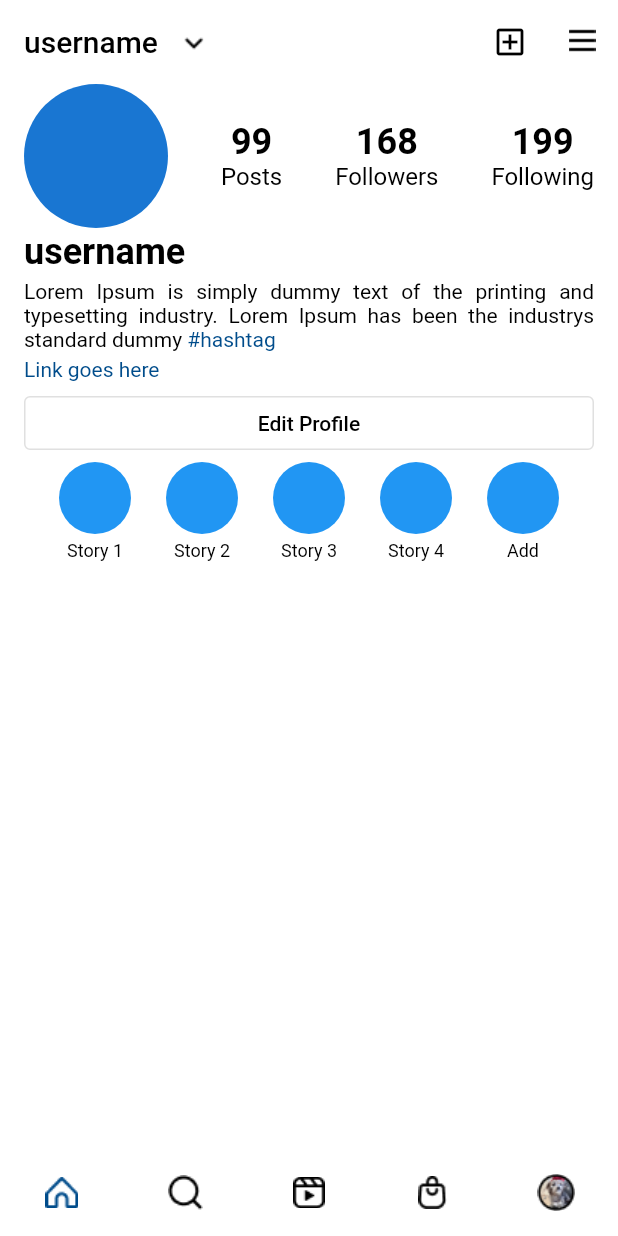
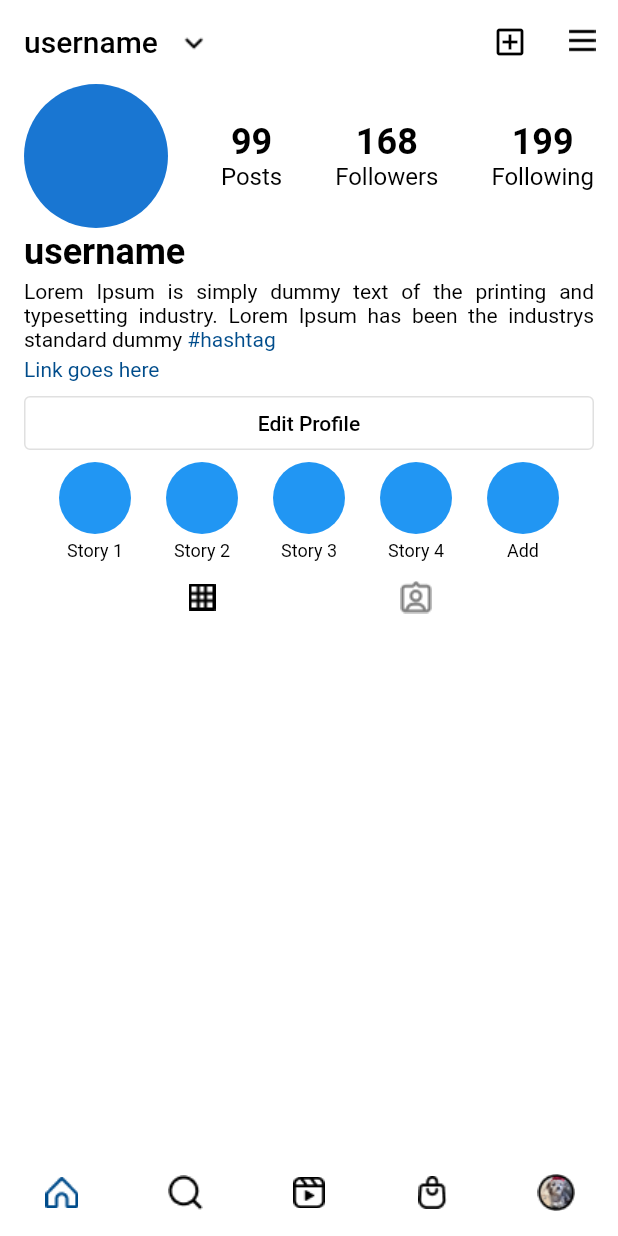
Before and after one commit to ceedadev/FlutterBootcampKuldii, a Flutter app: the screen it shows after launch, on a phone screen of 412 x 824 dp. Run offline on Flutter 3.47's test engine with Material 2 defaults, Android fonts, the phone set to English and light mode, and no system bars.

Commit message:
todo gridview

```diff
--- a/lib/tugas_minggu2.dart
+++ b/lib/tugas_minggu2.dart
@@ -87,10 +87,30 @@ class TugasMinggu2 extends StatelessWidget {
                     _storiesHighlights(title: 'Story 4', imgUrl: ''),
                     _storiesHighlights(title: 'Add', imgUrl: ''),
                   ],
-                )
+                ),
+                Row(
+                  mainAxisAlignment: MainAxisAlignment.spaceEvenly,
+                  children: [
+                    IconButton(
+                      onPressed: () {},
+                      icon: ImageIcon(
+                        AssetImage('assets/icon/vector.png'),
+                        color: Colors.black,
+                      ),
+                    ),
+                    IconButton(
+                      onPressed: () {},
+                      icon: ImageIcon(
+                        AssetImage('assets/icon/union.png'),
+                        color: Colors.black,
+                      ),
+                    )
+                  ],
+                ),
               ],
             ),
           ),
+          //TODO : GridView
         ],
       ),
     );
@@ -107,7 +127,7 @@ class TugasMinggu2 extends StatelessWidget {
         const CircleAvatar(
           radius: 24,
           backgroundColor: Colors.blue,
-          // TODO
+          // TODO : bugfix
           // backgroundImage: NetworkImage(imgUrl),
           // child: add == true ? Icon(Icons.add) : null,
         ),
```
